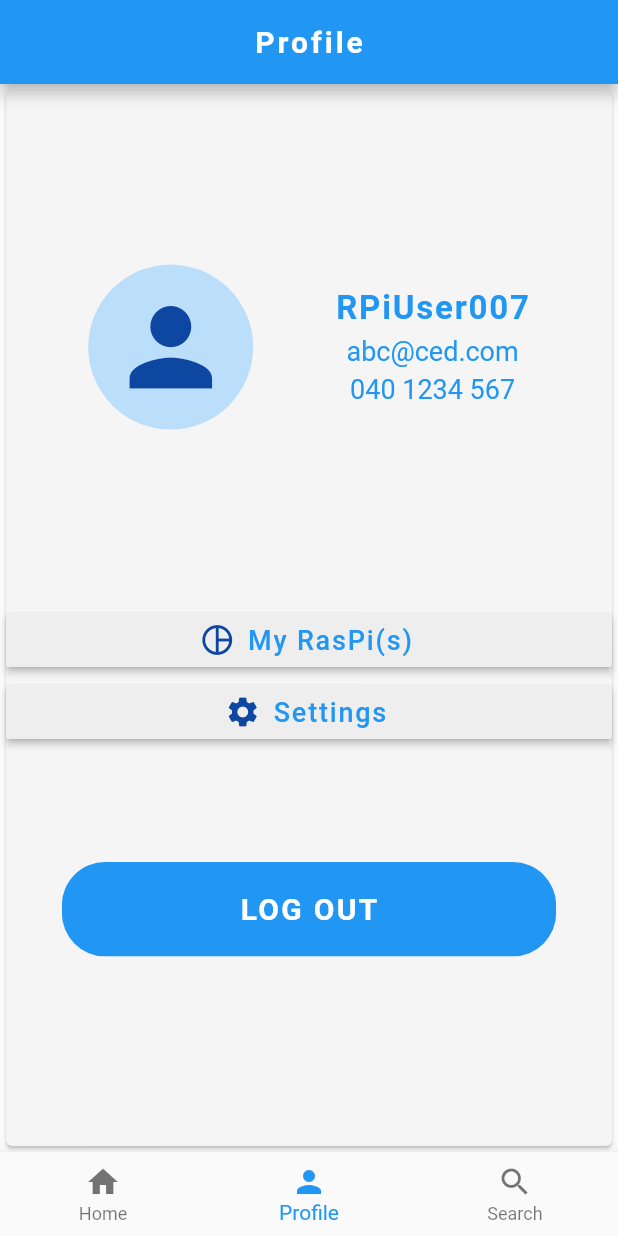
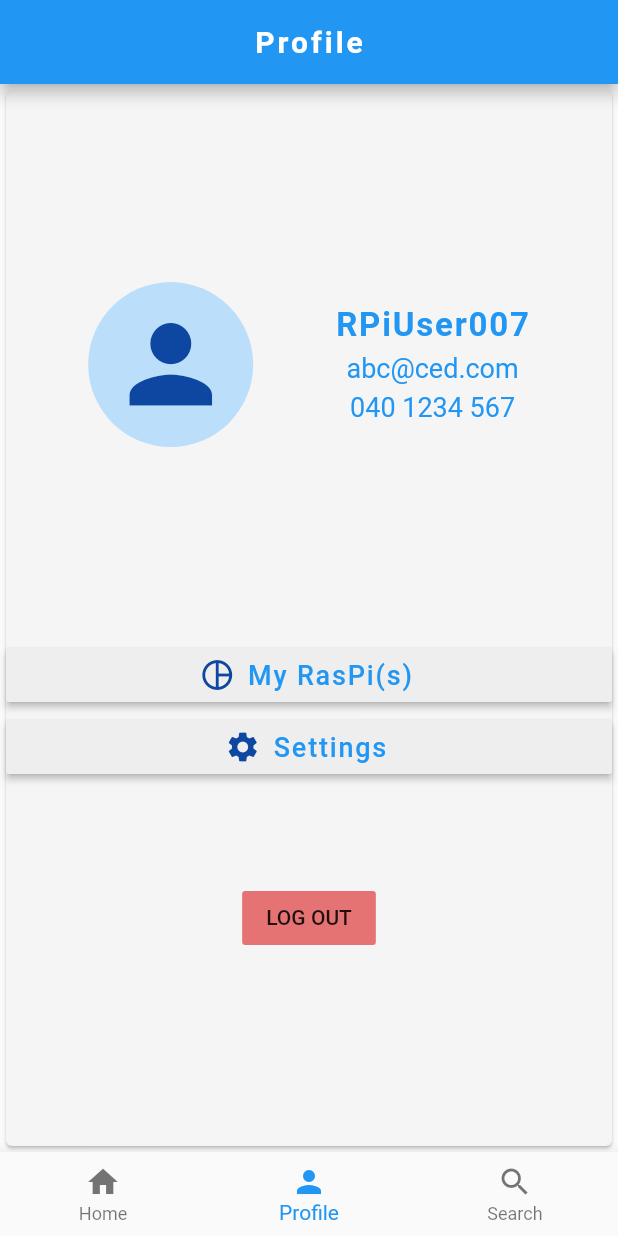
Before and after one commit to YouqinS/ADPProject-NokiaDC, a Flutter app: the screen it shows once a user with an empty profile is signed in, item 2 of the bottom bar chosen, after a tap on "LOG OUT", on a phone screen of 412 x 824 dp. Run offline on Flutter 3.47's test engine with Material 2 defaults, Android fonts, the phone set to English and light mode, and no system bars; our stand-ins replace cloud_firestore, firebase_auth, firebase_core, flutter_map, flutter_spinkit, geolocator and 1 more; missing offline and left inert: flutter_barcode_scanner; accounts and stored records are empty.

Commit message:
fixed UI overflow bug in signup_page, login_page, add_pi_page
*changed style of logout button on profile_page(reduced size and changed color to red)

```diff
--- a/RasPiFinder/lib/app_user/app_user.dart
+++ b/RasPiFinder/lib/app_user/app_user.dart
@@ -26,14 +26,16 @@ class PiUserInfo extends State<AppUser> {
                         color: Colors.blue
                       );
     return new Scaffold(
+        backgroundColor: Colors.white,
         appBar: PiAppBar(title: 'Fill Pi Info').build(context),
-        body: Card(
-          color: Colors.grey[100],
-          semanticContainer: true,
+        body: SingleChildScrollView(
+          child: Card(
+            elevation: 0,
             child: Column(
               mainAxisAlignment: MainAxisAlignment.center,
               crossAxisAlignment: CrossAxisAlignment.center,
               children: [
+                SizedBox(height: size.width * 0.1,),
                 Container(
                   padding: EdgeInsets.all(5),
                   margin: EdgeInsets.fromLTRB(0, 0, 0, size.height * 0.08),
@@ -125,6 +127,7 @@ class PiUserInfo extends State<AppUser> {
                 ),
               ],
             ),
+          ),
         ));
   }
 
--- a/RasPiFinder/lib/auth/login/login_page.dart
+++ b/RasPiFinder/lib/auth/login/login_page.dart
@@ -32,13 +32,16 @@ class LoginForm extends State<LoginPage> {
     return loading ? Loading() : Scaffold(
       appBar: PiAppBar(title: 'RasPiFinder').build(context),
       backgroundColor: Colors.white,
-      body: Card(
+      body: SingleChildScrollView(
+        child: Card(
+          elevation: 0,
           child: Form(
             key: formKey,
             child: Column(
               mainAxisAlignment: MainAxisAlignment.center,
               crossAxisAlignment: CrossAxisAlignment.center,
               children: <Widget>[
+                SizedBox(height: size.height * 0.1),
                 TextInputField(
                   hintText: "Email",
                   icon: Icons.person,
@@ -80,6 +83,7 @@ class LoginForm extends State<LoginPage> {
             ),
           ),
         ),
+      ),
     );
   }
 }
--- a/RasPiFinder/lib/auth/signup/signup_page.dart
+++ b/RasPiFinder/lib/auth/signup/signup_page.dart
@@ -30,15 +30,8 @@ class SignupForm extends State<SignupPage> {
     return Scaffold(
       appBar: PiAppBar(title: 'RasPiFinder').build(context),
       backgroundColor: Colors.white,
-      body: Container(
-        color: Colors.grey[100],
-        child: Column(
-          mainAxisAlignment: MainAxisAlignment.spaceEvenly,
-          crossAxisAlignment: CrossAxisAlignment.center,
-          children: [
-            SingleChildScrollView(
-              child:  Card(
-                  color: Colors.grey[100],
+      body: SingleChildScrollView(
+        child: Card(
             elevation: 0,
             child: Form(
               key: formKey,
@@ -46,6 +39,7 @@ class SignupForm extends State<SignupPage> {
                 mainAxisAlignment: MainAxisAlignment.center,
                 crossAxisAlignment: CrossAxisAlignment.center,
                 children: <Widget>[
+                  SizedBox(height: size.height * 0.05),
                   TextInputField(
                     hintText: "Email",
                     icon: Icons.email,
@@ -101,9 +95,6 @@ class SignupForm extends State<SignupPage> {
               ),
             )
         ),
-            )
-          ],
-        ),
       ),
     );
   }
--- a/RasPiFinder/lib/profile/profile.dart
+++ b/RasPiFinder/lib/profile/profile.dart
@@ -138,11 +138,12 @@ class ProfileState extends State<Profile> with AutomaticKeepAliveClientMixin {
                   SizedBox(
                     height: size.height * 0.08,
                   ),
-                  RoundedButton(
-                    text: "LOG OUT",
-                    press: () async {
+                  FlatButton(
+                    onPressed: () async {
                       await _authenticationService.signOut();
                     },
+                    child: Text("LOG OUT"),
+                    color: Colors.red[300],
                   ),
                 ],
               ),
```
Also changed, not shown: RasPiFinder/pubspec.lock. Lines whose indentation alone changed are shown as unchanged.
